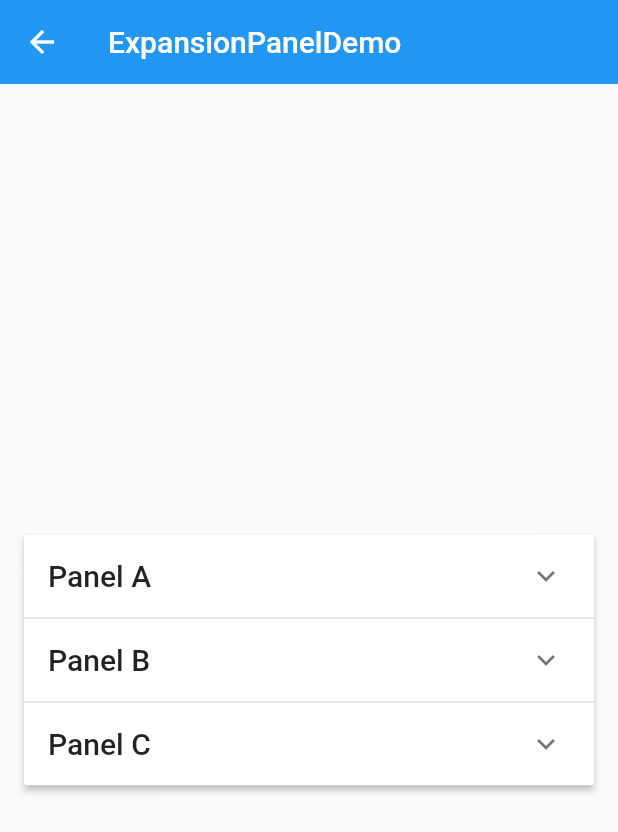
After one commit to CrazyAndy/flutterstudy001, a Flutter app: the screen it shows after launch, after a tap on "ExpansionPanelDemo", on a phone screen of 412 x 824 dp. The commit adds this screen. Shown: the top 832 px of the screen. Run offline on Flutter 3.47's test engine with Material 2 defaults, Android fonts, the phone set to English and light mode, and no system bars.

Commit message:
flutter011

```diff
--- /dev/null
+++ b/flutter011/lib/demo/expansion_panel_demo.dart
@@ -0,0 +1,92 @@
+import 'package:flutter/material.dart';
+
+class ExpansionPanelItem {
+  final String headerText;
+  final Widget body;
+  bool isExpanded;
+
+  ExpansionPanelItem({this.headerText, this.body, this.isExpanded});
+}
+
+class ExpansionPanelDemo extends StatefulWidget {
+  @override
+  _ExpansionPanelDemoState createState() => _ExpansionPanelDemoState();
+}
+
+class _ExpansionPanelDemoState extends State<ExpansionPanelDemo> {
+  List<ExpansionPanelItem> _expansionPanelItems;
+
+  @override
+  void initState() {
+    // TODO: implement initState
+    super.initState();
+    _expansionPanelItems = <ExpansionPanelItem>[
+      ExpansionPanelItem(
+        headerText: 'Panel A',
+        body: Container(
+          padding: EdgeInsets.all(16.0),
+          width: double.infinity,
+          child: Text('Content for Panel A.'),
+        ),
+        isExpanded: false,
+      ),
+      ExpansionPanelItem(
+        headerText: 'Panel B',
+        body: Container(
+          padding: EdgeInsets.all(16.0),
+          width: double.infinity,
+          child: Text('Content for Panel B.'),
+        ),
+        isExpanded: false,
+      ),
+      ExpansionPanelItem(
+        headerText: 'Panel C',
+        body: Container(
+          padding: EdgeInsets.all(16.0),
+          width: double.infinity,
+          child: Text('Content for Panel C.'),
+        ),
+        isExpanded: false,
+      ),
+    ];
+  }
+
+  @override
+  Widget build(BuildContext context) {
+    return Scaffold(
+      appBar: AppBar(
+        title: Text('ExpansionPanelDemo'),
+        elevation: 0.0,
+      ),
+      body: Container(
+        padding: EdgeInsets.all(16.0),
+        child: Column(
+          mainAxisAlignment: MainAxisAlignment.center,
+          children: <Widget>[
+            ExpansionPanelList(
+              expansionCallback: (int panelIndex, bool isExpanded) {
+                setState(() {
+                  _expansionPanelItems[panelIndex].isExpanded = !isExpanded;
+                });
+              },
+              children: _expansionPanelItems.map((ExpansionPanelItem item) {
+                return ExpansionPanel(
+                    isExpanded: item.isExpanded,
+                    body: item.body,
+                    headerBuilder: (BuildContext context, bool isExpanded) {
+                      return Container(
+                        padding: EdgeInsets.all(16.0),
+                        child: Text(
+                          item.headerText,
+                          style: Theme.of(context).textTheme.title,
+                        ),
+                      );
+                    });
+              }).toList(),
+            )
+          ],
+        ),
+      ),
+    );
+  }
+}
--- a/flutter011/lib/demo/material_components.dart
+++ b/flutter011/lib/demo/material_components.dart
@@ -7,6 +7,13 @@ import '../demo/checkbox_demo.dart';
 import '../demo/switch_demo.dart';
 import '../demo/slider_demo.dart';
 import '../demo/datetime_demo.dart';
+import '../demo/simple_dialog_demo.dart';
+import '../demo/alert_dialog_demo.dart';
+import '../demo/bottom_sheet_demo.dart';
+import '../demo/snack_bar_demo.dart';
+import '../demo/expansion_panel_demo.dart';
+
+
 
 class MaterialConponents extends StatelessWidget {
   @override
@@ -18,6 +25,26 @@ class MaterialConponents extends StatelessWidget {
       ),
       body: ListView(
         children: <Widget>[
+          ListItem(
+            title: 'ExpansionPanelDemo',
+            page: ExpansionPanelDemo(),
+          ),
+          ListItem(
+            title: 'SnackBarDemo',
+            page: SnackBarDemo(),
+          ),
+          ListItem(
+            title: 'BottomSheetDemo',
+            page: BottomSheetDemo(),
+          ),
+          ListItem(
+            title: 'AlertDialogDemo',
+            page: AlertDialogDemo(),
+          ),
+          ListItem(
+            title: 'SimpleDialogDemo',
+            page: SimpleDialogDemo(),
+          ),
           ListItem(
             title: 'DateTimeDemo',
             page: DateTimeDemo(),
--- a/flutter011/pubspec.yaml
+++ b/flutter011/pubspec.yaml
@@ -15,7 +15,7 @@ environment:
 dependencies:
   flutter:
     sdk: flutter
-
+  intl: 0.15.7
   # The following adds the Cupertino Icons font to your application.
   # Use with the CupertinoIcons class for iOS style icons.
   cupertino_icons: ^0.1.2
```
Also changed, not shown: flutter011/lib/demo/alert_dialog_demo.dart (added, +84 -0 lines), flutter011/lib/demo/bottom_sheet_demo.dart (added, +116 -0 lines), flutter011/lib/demo/simple_dialog_demo.dart (added, +88 -0 lines), flutter011/lib/demo/snack_bar_demo.dart (added, +51 -0 lines), 1 other file.
